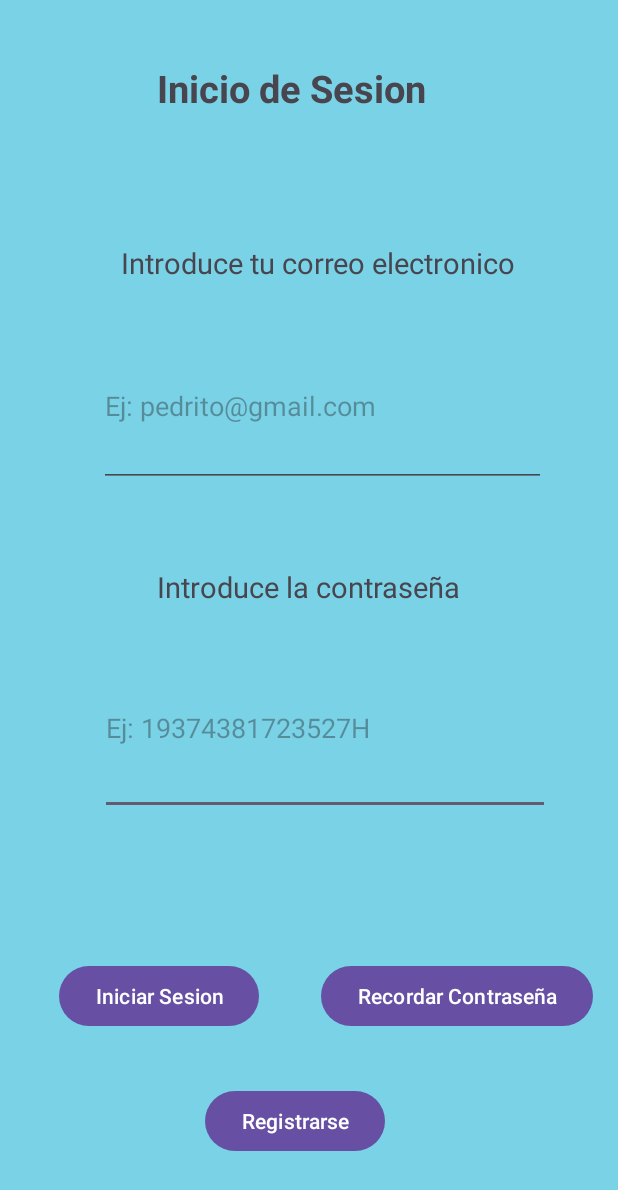
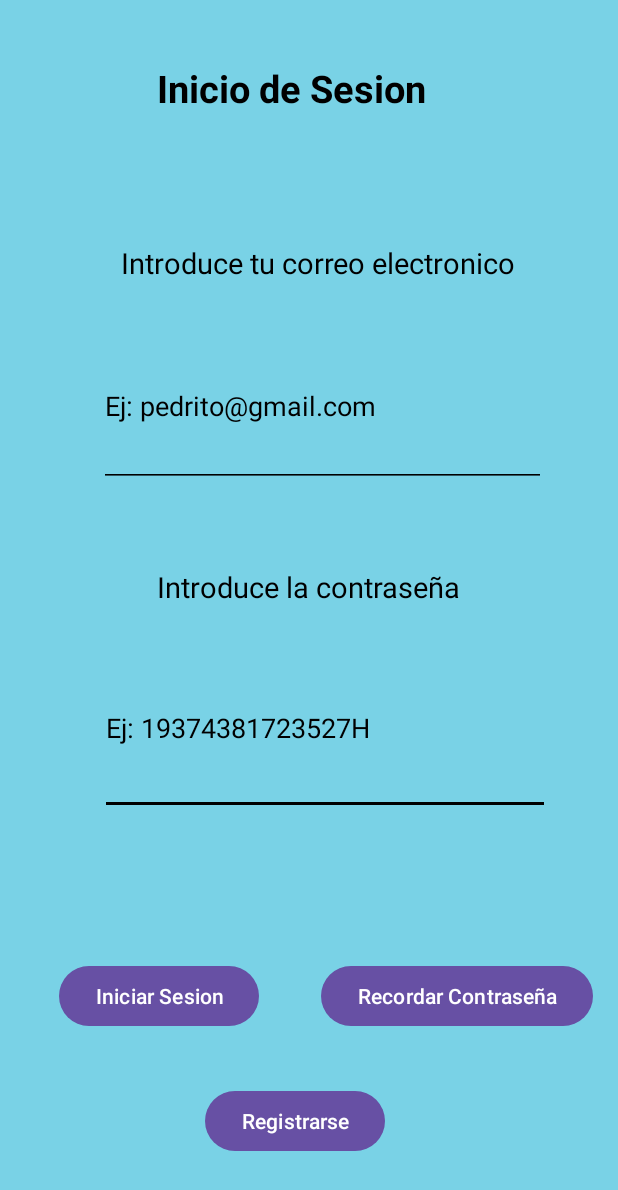
Before and after one commit to Samuelelorrieta/GernikaApp, an Android app: the IniciarSesion screen opened directly, with no data from a screen before it, on a phone screen of 412 x 824 dp. Shown: the top 1190 px of the screen. Run offline under Robolectric (Android 15) with nearby library versions, the phone set to English and light mode, and no system bars; our stand-ins replace Firebase (no records; nobody signed in at launch, a user with empty details on screens opened directly), Room's generated code.

Commit message:
Ultimo Commit

```diff
--- a/app/src/main/java/com/example/gernikaapp/AjustesUsuario.java
+++ b/app/src/main/java/com/example/gernikaapp/AjustesUsuario.java
@@ -54,11 +54,11 @@ public class AjustesUsuario extends Fragment {
         }
 
         continuar.setOnClickListener(v -> {
-            if(castellano.isChecked()||euskera.isChecked())
+            if(castellano.isChecked()||euskera.isChecked()) //Si alguno de los idiomas esta seleccionado
             {
                 String idioma="";
                 if(euskera.isChecked())
-                    idioma="eu";
+                    idioma="eus";
                 if(!(contra.getText().toString().equals("")))
                     actualizarContra(contra);
                 cambiarIdioma(idioma,prefs);
--- a/app/src/main/java/com/example/gernikaapp/GernikaVideoFragment.java
+++ b/app/src/main/java/com/example/gernikaapp/GernikaVideoFragment.java
@@ -36,7 +36,7 @@ public class GernikaVideoFragment extends Fragment {
         // Iniciar el video y sus controles
         VideoView videoView = view.findViewById(R.id.videoViewE);
 
-        // videoView.setVideoPath("android.resource://" + requireActivity().getPackageName() + "/" + R.raw.videocuadro); //Ruta del video
+        videoView.setVideoPath("android.resource://" + requireActivity().getPackageName() + "/" + R.raw.videocuadro); //Ruta del video
         MediaController mediaController = new MediaController(requireContext());
         mediaController.setAnchorView(videoView);
         videoView.setMediaController(mediaController);
--- a/app/src/main/java/com/example/gernikaapp/IniciarSesion.java
+++ b/app/src/main/java/com/example/gernikaapp/IniciarSesion.java
@@ -61,10 +61,10 @@ public class IniciarSesion extends Fragment {
 
     private void ponerContra(String nombre, EditText contra) {
         Usuario usuario = db.daoUsuario().obtenerUsuarioNombre(nombre); //Llama a la BD
-        System.out.println(usuario.contrasenya);
-        if(usuario.guardarContra) //Si existe el usuario y guardo la contraseña
+        if(usuario!=null) //Si existe el usuario y guardo la contraseña
         {
-            contra.setText(usuario.contrasenya); //Pone la contraseña en el campo correspondiente
+            if(usuario.guardarContra)
+                contra.setText(usuario.contrasenya); //Pone la contraseña en el campo correspondiente
         }
     }
 
--- a/app/src/main/java/com/example/gernikaapp/RuletaFragment.java
+++ b/app/src/main/java/com/example/gernikaapp/RuletaFragment.java
@@ -82,7 +82,7 @@ public class RuletaFragment extends Fragment {
                 // Obtener una posición aleatoria que no sea F, N o R
                 do {
                     posicionRadianes = new Random().nextInt(letrasRuleta.length);
-                } while (letrasRuleta[posicionRadianes].equals("F") || letrasRuleta[posicionRadianes].equals("N") || letrasRuleta[posicionRadianes].equals("R") || letrasRuleta[posicionRadianes].equals("X"));
+                } while (letrasRuleta[posicionRadianes].equals("F") || letrasRuleta[posicionRadianes].equals("N") || letrasRuleta[posicionRadianes].equals("R") || letrasRuleta[posicionRadianes].equals("X")|| letrasRuleta[posicionRadianes].equals("J"));
 
                 gira = true;
                 mediaPlayer.start();
--- a/app/src/main/res/layout/fragment_iniciar_sesion.xml
+++ b/app/src/main/res/layout/fragment_iniciar_sesion.xml
@@ -12,6 +12,8 @@
         android:id="@+id/registrar"
         android:layout_width="wrap_content"
         android:layout_height="wrap_content"
+        android:textColor="@color/white"
+        android:textColorHighlight="@color/white"
         android:text="@string/iniciar_sesion"
         app:layout_constraintBottom_toBottomOf="parent"
         app:layout_constraintEnd_toEndOf="parent"
@@ -26,6 +28,8 @@
         android:layout_height="wrap_content"
         android:text="@string/recordarContra"
         app:layout_constraintBottom_toBottomOf="parent"
+        android:textColor="@color/white"
+        android:textColorHighlight="@color/white"
         app:layout_constraintEnd_toEndOf="parent"
         app:layout_constraintHorizontal_bias="0.929"
         app:layout_constraintStart_toStartOf="parent"
@@ -38,6 +42,8 @@
         android:layout_height="wrap_content"
         android:text="@string/introduceContra"
         android:textSize="19sp"
+        android:textColor="@color/black"
+        android:textColorHighlight="@color/black"
         app:layout_constraintBottom_toBottomOf="parent"
         app:layout_constraintEnd_toEndOf="parent"
         app:layout_constraintStart_toStartOf="parent"
@@ -51,8 +57,12 @@
         android:ems="10"
         android:hint="@string/ejemploContra"
         android:inputType="textPassword"
+        android:backgroundTint="@color/black"
+        android:textColor="@color/black"
+        android:textColorHighlight="@color/black"
         app:layout_constraintBottom_toBottomOf="parent"
         app:layout_constraintEnd_toEndOf="parent"
+        android:textColorHint="@color/black"
         app:layout_constraintHorizontal_bias="0.594"
         app:layout_constraintStart_toStartOf="parent"
         app:layout_constraintTop_toTopOf="parent"
@@ -63,6 +73,8 @@
         android:layout_width="222dp"
         android:layout_height="28dp"
         android:text="@string/inicioSesion"
+        android:textColor="@color/black"
+        android:textColorHighlight="@color/black"
         android:textSize="25sp"
         android:textStyle="bold"
         app:layout_constraintBottom_toBottomOf="parent"
@@ -78,7 +90,11 @@
         android:layout_height="108dp"
         android:ems="10"
         android:hint="@string/ejemploNombre"
+        android:backgroundTint="@color/black"
         android:inputType="text"
+        android:textColor="@color/black"
+        android:textColorHighlight="@color/black"
+        android:textColorHint="@color/black"
         app:layout_constraintBottom_toBottomOf="parent"
         app:layout_constraintEnd_toEndOf="parent"
         app:layout_constraintHorizontal_bias="0.577"
@@ -92,6 +108,8 @@
         android:layout_height="wrap_content"
         android:text="@string/introduceNombre"
         android:textSize="19sp"
+        android:textColor="@color/black"
+        android:textColorHighlight="@color/black"
         app:layout_constraintBottom_toBottomOf="parent"
         app:layout_constraintEnd_toEndOf="parent"
         app:layout_constraintHorizontal_bias="0.543"
@@ -106,6 +124,8 @@
         android:text="@string/registrarse"
         app:layout_constraintBottom_toBottomOf="parent"
         app:layout_constraintEnd_toEndOf="parent"
+        android:textColor="@color/white"
+        android:textColorHighlight="@color/white"
         app:layout_constraintHorizontal_bias="0.468"
         app:layout_constraintStart_toStartOf="parent"
         app:layout_constraintTop_toTopOf="parent"
--- a/app/src/main/res/values/strings.xml
+++ b/app/src/main/res/values/strings.xml
@@ -90,6 +90,6 @@
     <string name="lbl_descripcion_cancion">Rellena los huecos de la canción</string>
     <string name="lbl_descripcion_cancion2">Empezará a sonar el audio de Gernikako Arbola y tienes que rellenar los huecos que faltan. El audio se reproducirá 3 veces, buena suerte.</string>
     <string name="ajustesUsuario">Ajustes de Usuario</string>
-    <string name="cambiar_idioma">Cambiar Idioma</string>
+    <string name="cambiar_idioma">Elige Idioma</string>
     <string name="Destino">Acaba de llegar a su destino ;)</string>
 </resources>
```
Also changed, not shown: app/src/main/java/com/example/gernikaapp/Figuras.java (+14 -14 lines), app/src/main/java/com/example/gernikaapp/MapaFragment.java (+13 -1 lines), app/src/main/java/com/example/gernikaapp/TestFragment.java (+13 -11 lines), app/src/main/res/layout/fragment_ajustes_usuario.xml (+18 -0 lines), app/src/main/res/layout/fragment_figuras.xml (+11 -0 lines), app/src/main/res/layout/fragment_foto_iglesia.xml (+10 -0 lines), app/src/main/res/layout/fragment_foto_iglesia2.xml (+10 -0 lines), app/src/main/res/layout/fragment_registro.xml (+18 -0 lines), 1 other file.
